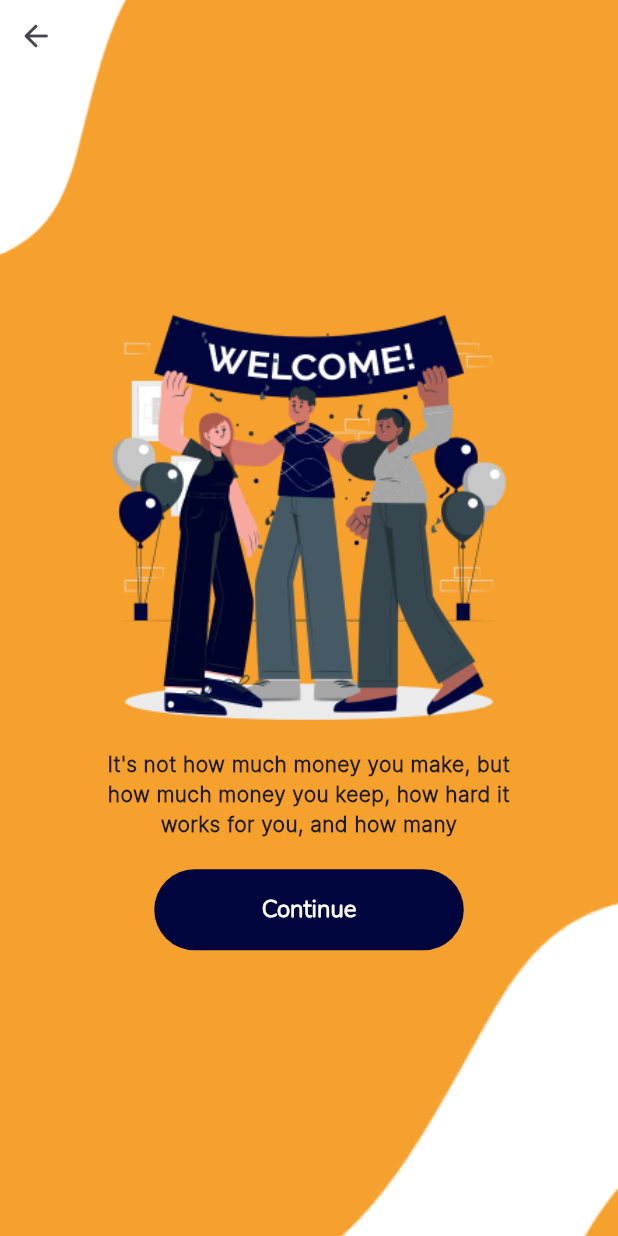
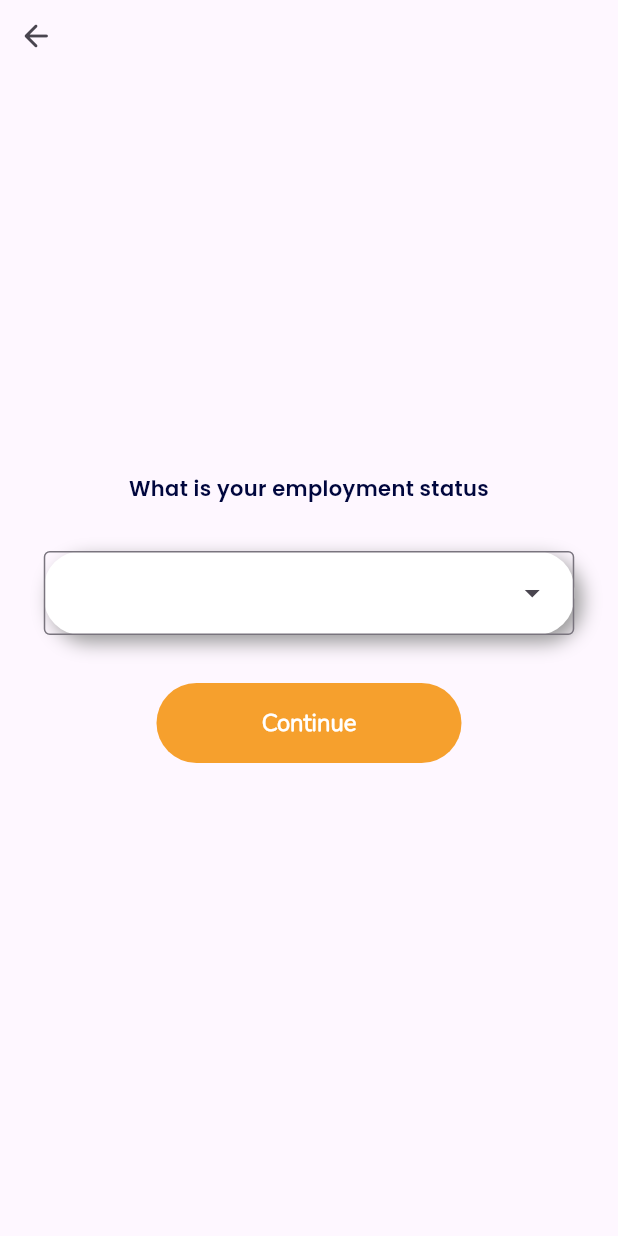
Before and after one commit to Yassin59189/SaveIt, a Flutter app: the screen it shows after launch, on a phone screen of 412 x 824 dp. Run offline on Flutter 3.47's test engine with Material 3 defaults, Android fonts, the phone set to English and light mode, and no system bars; our stand-ins replace get, get_storage, logger, smooth_page_indicator.

Commit message:
4/23/2024 ismail

```diff
--- a/lib/app.dart
+++ b/lib/app.dart
@@ -1,5 +1,6 @@
 import 'package:flutter/material.dart';
 import 'package:get/get.dart';
+import 'package:saveit/features/authentication/screens/questions/question_region.dart';
 import 'package:saveit/features/authentication/screens/signup/signup.dart';
 import 'package:saveit/features/authentication/screens/welcome/welcome.dart';
 /*import 'package:saveit/features/authentication/screens/signup/code_verify.dart';
@@ -16,7 +17,7 @@ class App extends StatelessWidget {
   Widget build(BuildContext context) {
     return const GetMaterialApp(
       debugShowCheckedModeBanner: false,
-      home: Welcome(),
+      home: QuestionRegion(),
     );
   }
 }
--- /dev/null
+++ b/lib/features/authentication/screens/questions/question_region.dart
@@ -0,0 +1,188 @@
+import 'package:flutter/cupertino.dart';
+import 'package:flutter/material.dart';
+import 'package:flutter/painting.dart';
+import 'package:flutter/rendering.dart';
+import 'package:flutter/widgets.dart';
+import 'package:get/get.dart';
+import 'package:saveit/features/authentication/screens/questions/question_1.dart';
+import 'package:saveit/utils/constants/buttons.dart';
+import 'package:saveit/utils/constants/colors.dart';
+import 'package:saveit/utils/constants/image_strings.dart';
+import 'package:saveit/utils/constants/sizes.dart';
+import 'package:saveit/utils/constants/text_strings.dart';
+import 'package:saveit/utils/helpers/helper_functions.dart';
+
+class QuestionRegion extends StatelessWidget {
+  const QuestionRegion({super.key});
+
+  @override
+  Widget build(BuildContext context) {
+    String _dropdownvalue = "";
+    List<String> dropdownItems = [
+      'tunis',
+      'Bizerte',
+      'Nabeul',
+      'Ariana',
+      'Ben Arous',
+      'Manouba',
+      'Zaghouan',
+
+      // South East Region
+      'Gabès',
+      'Medenine',
+
+      // South West Region
+      'Gafsa',
+      'Tozeur',
+      'Kebili',
+
+      // North West Region
+      'Jendouba',
+      'Béja',
+      // ... Add remaining governorates for North West Region here (if needed)
+    ];
+    String selectedItem = ''; // Set the initial selection
+
+    return Scaffold(
+      body: Stack(
+        children: [
+          Container(
+            height: THelperFunctions.screenHeight() * 0.15,
+          ),
+          IconButton(
+              onPressed: () {}, icon: const Icon(Icons.arrow_back_rounded)),
+          PageView(
+            children: [
+              Column(
+                mainAxisAlignment: MainAxisAlignment.center,
+                children: [
+                  Container(
+                    alignment: Alignment.topCenter,
+                    width: THelperFunctions.screenWidth() * 0.8,
+                    child: const Text(
+                      TText.question1_headline,
+                      style: TextStyle(
+                          fontFamily: "poppins",
+                          fontWeight: FontWeight.w600,
+                          fontSize: TSizes.fontSm,
+                          color: TColors.primary),
+                      textAlign: TextAlign.center,
+                    ),
+                  ),
+                  const SizedBox(height: TSizes.spaceBtsections),
+                  /*  DropdownButton(items: const [
+                    DropdownMenuItem(
+                      child: Text("tunis"),
+                      value: 'tunis',
+                    ),
+                    DropdownMenuItem(
+                      child: Text("Bizerte"),
+                      value: 'Bizerte',
+                    ),
+                    DropdownMenuItem(
+                      child: Text("Nabeul"),
+                      value: 'Nabeul',
+                    ),
+                    DropdownMenuItem(
+                      child: Text("Ariana"),
+                      value: 'Ariana',
+                    ),
+                    DropdownMenuItem(
+                      child: Text("Ben Arous"),
+                      value: 'Ben Arous',
+                    ),
+                    DropdownMenuItem(
+                      child: Text("Manouba"),
+                      value: 'Manouba',
+                    ),
+                    DropdownMenuItem(
+                      child: Text("Zaghouan"),
+                      value: 'Zaghouan',
+                    ),
+                    DropdownMenuItem(
+                      child: Text("Jendouba"),
+                      value: 'Jendouba',
+                    ),
+                  ], value: _dropdownvalue, onChanged: dropdownCallback),
+                   */
+                  Container(
+                    decoration: const BoxDecoration(
+                      border: Border(),
+                      borderRadius: BorderRadius.only(
+                        topLeft: Radius.circular(25.0),
+                        topRight: Radius.circular(25.0),
+                        bottomLeft: Radius.circular(25.0),
+                        bottomRight: Radius.circular(25.0),
+                      ),
+                      boxShadow: [
+                        BoxShadow(
+                          color: Color.fromARGB(255, 153, 153, 153),
+                          offset: Offset(
+                            5.0,
+                            5.0,
+                          ),
+                          blurRadius: 10.0,
+                          spreadRadius: .0,
+                        ), //BoxShadow
+                        BoxShadow(
+                          color: Color.fromARGB(255, 255, 255, 255),
+                          offset: Offset(0.0, 0.0),
+                          blurRadius: 0.0,
+                          spreadRadius: 0.0,
+                        ), //BoxShadow
+                      ],
+                      /*   border: Border.all(color: TColors.primary) */
+                    ),
+                    child: DropdownMenu(
+                      width: 353.65,
+                      menuHeight: 250,
+                      textStyle: TextStyle(
+                        color: TColors.primary,
+                        fontFamily: "poppins",
+                      ),
+
+                      /*  helperText: "you dont need to chose the exact region", */
+                      enableSearch: true,
+                      enableFilter: true,
+                      onSelected: (e) => {selectedItem = e ?? ""},
+                      dropdownMenuEntries: dropdownItems
+                          .map((e) => DropdownMenuEntry<String>(
+                                value: e,
+                                label: e,
+                              ))
+                          .toList(),
+                    ),
+                  ),
+                  const SizedBox(height: TSizes.spaceBtsections),
+                  SizedBox(
+                    child: ElevatedButton(
+                      onPressed: () {
+                        Navigator.push(
+                            context,
+                            MaterialPageRoute(
+                                builder: (context) => question1()));
+                      },
+                      style: buttonanContinueSecondary,
+                      child: const Text(
+                        TText.Continue,
+                        style: TextStyle(color: TColors.white),
+                      ),
+                    ),
+                  ),
+                ],
+              ),
+            ],
+          ),
+        ],
+      ),
+    );
+  }
+}
+
+void dropdownCallback(String? selectedValue) {
+  if (selectedValue is String) {
+    /*  setState(() {
+      _dropdownvalue = selectedValue;
+    }); */
+  }
+}
--- a/lib/utils/constants/text_strings.dart
+++ b/lib/utils/constants/text_strings.dart
@@ -1,17 +1,23 @@
-
-
-class TText{
+class TText {
 //Welcome
-    static const String welcometext1= "It's not how much money you make, but how much money you keep, how hard it works for you, and how many ";
-    static const String header= 'SAVE YOUR MONEY';
+  static const String welcometext1 =
+      "It's not how much money you make, but how much money you keep, how hard it works for you, and how many ";
+  static const String header = 'SAVE YOUR MONEY';
 
 //onBoarding
-  static const String onBoardText1 = '"It\'s not how much money you make, but how much money you keep, how hard it works for you, and how many generations you keep it for."';
-  static const String onBoardText2 = '"It\'s not how much money you make, but how much money you keep, how hard it works for you, and how many generations you keep it for."';
-  static const String onBoardText3 = '"It\'s not how much money you make, but how much money you keep, how hard it works for you, and how many generations you keep it for."';
+  static const String onBoardText1 =
+      '"It\'s not how much money you make, but how much money you keep, how hard it works for you, and how many generations you keep it for."';
+  static const String onBoardText2 =
+      '"It\'s not how much money you make, but how much money you keep, how hard it works for you, and how many generations you keep it for."';
+  static const String onBoardText3 =
+      '"It\'s not how much money you make, but how much money you keep, how hard it works for you, and how many generations you keep it for."';
 
-//questions_1:
-static const String question1_headline = 'What is the average monthly expenditure on food and entertainment ?';
-static const String answers = 'Lorem ipsum dolor sit';
-
+//questions:
+//employment status
+  static const String question1_headline = 'What is your employment status';
+  static const String answer1 = 'employed';
+  static const String answer2 = 'student';
+  static const String answer3 = 'retired';
+  static const String answer4 = 'unemployed';
+  static const String Continue = 'Continue';
 }
```
Also changed, not shown: lib/features/authentication/controllers/onboarding/question_1_controller.dart (deleted, +0 -17 lines), lib/features/authentication/screens/questions/question_1.dart (+93 -41 lines), lib/utils/constants/buttons.dart (+30 -21 lines).
